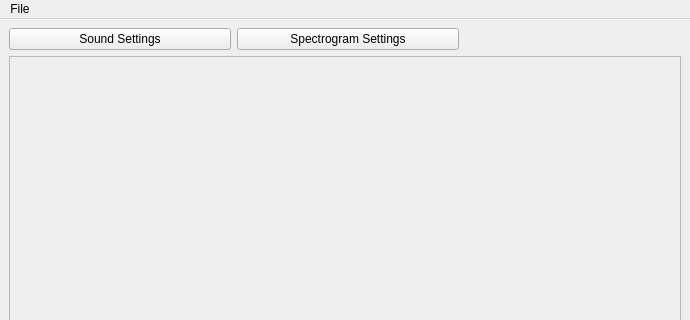
First picture: the form in ui-25-01.ui, repository Kuwisu/SRS-2024, before the edit; both pictures show x 0 to 690 and y 0 to 320 of the 690 by 549 pixel window.
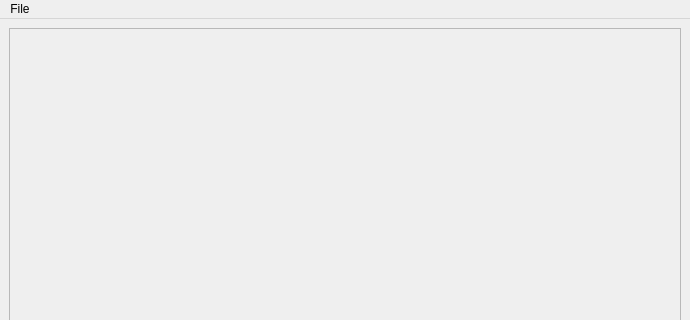
Second picture: the form after the edit.

Commit message: Changed to using a tab menu Currently, all tabs have the same height as the tallest tab. This should be changed so that it will automatically adjust, but I believe that I may have to make my own tab widget implementation to do so.

Patch:
```diff
--- a/ui-25-01.ui
+++ b/ui-25-01.ui
@@ -24,49 +24,6 @@
     <property name="sizeConstraint">
      <enum>QLayout::SetDefaultConstraint</enum>
     </property>
-    <item>
-     <layout class="QHBoxLayout" name="horizontalLayout">
-      <item>
-       <widget class="QPushButton" name="waveButton">
-        <property name="sizePolicy">
-         <sizepolicy hsizetype="Expanding" vsizetype="Fixed">
-          <horstretch>0</horstretch>
-          <verstretch>0</verstretch>
-         </sizepolicy>
-        </property>
-        <property name="text">
-         <string>Sound Settings</string>
-        </property>
-       </widget>
-      </item>
-      <item>
-       <widget class="QPushButton" name="specButton">
-        <property name="sizePolicy">
-         <sizepolicy hsizetype="Expanding" vsizetype="Fixed">
-          <horstretch>0</horstretch>
-          <verstretch>0</verstretch>
-         </sizepolicy>
-        </property>
-        <property name="text">
-         <string>Spectrogram Settings</string>
-        </property>
-       </widget>
-      </item>
-      <item>
-       <spacer name="horizontalSpacer_2">
-        <property name="orientation">
-         <enum>Qt::Horizontal</enum>
-        </property>
-        <property name="sizeHint" stdset="0">
-         <size>
-          <width>40</width>
-          <height>20</height>
-         </size>
-        </property>
-       </spacer>
-      </item>
-     </layout>
-    </item>
     <item>
      <layout class="QGridLayout" name="gridLayout">
       <item row="0" column="0">
```
The commit also changes 1 other file.
